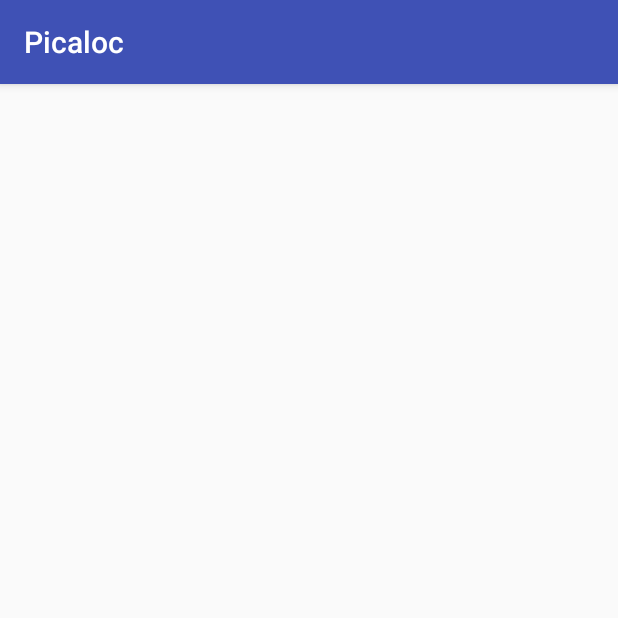
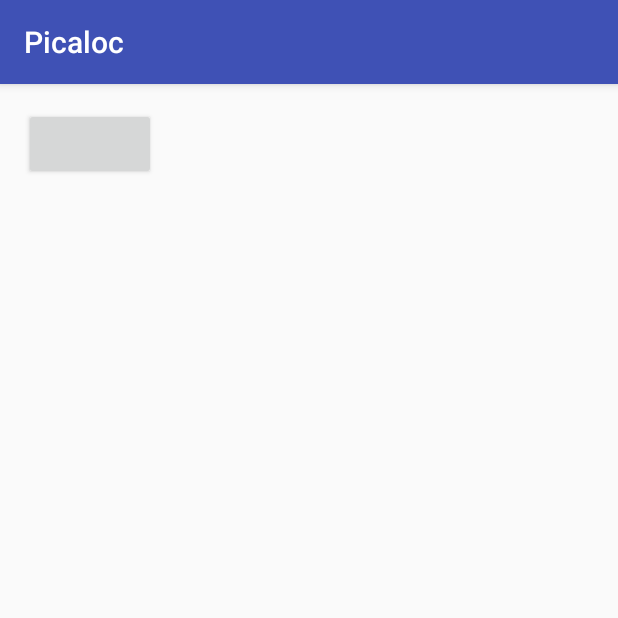
Before and after one commit to jhoobergs/Picaloc, an Android app: the TakePictureActivity screen opened directly, with no data from a screen before it, on a phone screen of 412 x 824 dp, the top half of it. Run offline under Robolectric (Android 15) with nearby library versions, the phone set to English and light mode, and no system bars; our stand-ins replace Firebase (no records; nobody signed in at launch, a user with empty details on screens opened directly).

Commit message:
Add button to upload image

```diff
--- /dev/null
+++ b/Android/app/src/main/java/be/tomberndjesse/picaloc/LoggedInActivity.java
@@ -0,0 +1,26 @@
+package be.tomberndjesse.picaloc;
+
+import android.content.Intent;
+import android.os.Bundle;
+import android.support.annotation.Nullable;
+import android.support.v7.app.AppCompatActivity;
+
+import com.google.firebase.auth.FirebaseAuth;
+import com.google.firebase.auth.FirebaseUser;
+
+/**
+ * Created by jesse on 17/09/2016.
+ */
+public class LoggedInActivity extends AppCompatActivity{
+    @Override
+    protected void onCreate(@Nullable Bundle savedInstanceState) {
+        super.onCreate(savedInstanceState);
+        FirebaseUser user = FirebaseAuth.getInstance().getCurrentUser();
+        if (user != null) {
+            // User is signed in
+        } else {
+            startActivity(new Intent(this, SignInActivity.class));
+            finish();
+        }
+    }
+}
--- a/Android/app/src/main/java/be/tomberndjesse/picaloc/SignInActivity.java
+++ b/Android/app/src/main/java/be/tomberndjesse/picaloc/SignInActivity.java
@@ -147,6 +147,9 @@ public class SignInActivity extends AppCompatActivity implements GoogleApiClient
                         } else {
                             Toast.makeText(getApplicationContext(), "Signed in.",
                                     Toast.LENGTH_SHORT).show();
+                            Intent i = new Intent(getApplicationContext(), TakePictureActivity.class);
+                            startActivity(i);
+                            finish();
                         }
                     }
                 });
--- a/Android/app/src/main/java/be/tomberndjesse/picaloc/TakePictureActivity.java
+++ b/Android/app/src/main/java/be/tomberndjesse/picaloc/TakePictureActivity.java
@@ -3,28 +3,71 @@ package be.tomberndjesse.picaloc;
 import android.content.Intent;
 import android.graphics.Bitmap;
 import android.graphics.drawable.GradientDrawable;
+import android.location.Location;
 import android.net.Uri;
 import android.os.Environment;
 import android.provider.MediaStore;
+import android.support.annotation.NonNull;
 import android.support.v4.content.FileProvider;
 import android.support.v7.app.AppCompatActivity;
 import android.os.Bundle;
 import android.support.v7.widget.LinearLayoutCompat;
+import android.util.Log;
+import android.view.View;
+import android.widget.Button;
 import android.widget.ImageView;
+
+import com.google.android.gms.tasks.OnFailureListener;
+import com.google.android.gms.tasks.OnSuccessListener;
+import com.google.firebase.storage.FirebaseStorage;
+import com.google.firebase.storage.StorageReference;
+import com.google.firebase.storage.UploadTask;
 
 import java.io.File;
 import java.io.IOException;
 import java.text.SimpleDateFormat;
 import java.util.Date;
 
-public class TakePictureActivity extends AppCompatActivity {
+public class TakePictureActivity extends LoggedInActivity {
     private ImageView mImageView;
+    private Button mUploadButton;
 
     @Override
     protected void onCreate(Bundle savedInstanceState) {
         super.onCreate(savedInstanceState);
         setContentView(R.layout.activity_take_picture);
         mImageView = (ImageView) findViewById(R.id.taken_image);
+        mUploadButton = (Button) findViewById(R.id.upload_image);
+        mUploadButton.setOnClickListener(new View.OnClickListener() {
+            @Override
+            public void onClick(View view) {
+                FirebaseStorage storage = FirebaseStorage.getInstance();
+                // Create a storage reference from our app
+                StorageReference storageRef = storage.getReferenceFromUrl("gs://picaloc-2acb6.appspot.com");
+
+                // Points to "images"
+                StorageReference imagesRef = storageRef.child("images");
+
+                StorageReference riversRef = storageRef.child("images/"+photoURI.getLastPathSegment());
+                UploadTask uploadTask = riversRef.putFile(photoURI);
+
+                // Register observers to listen for when the download is done or if it fails
+                uploadTask.addOnFailureListener(new OnFailureListener() {
+                    @Override
+                    public void onFailure(@NonNull Exception exception) {
+                        // Handle unsuccessful uploads TODO
+                    }
+                }).addOnSuccessListener(new OnSuccessListener<UploadTask.TaskSnapshot>() {
+                    @Override
+                    public void onSuccess(UploadTask.TaskSnapshot taskSnapshot) {
+                        // taskSnapshot.getMetadata() contains file metadata such as size, content-type, and download URL.
+                        Uri downloadUrl = taskSnapshot.getDownloadUrl();
+                        Log.d("test", downloadUrl.toString());
+                    }
+                });
+
+            }
+        });
         dispatchTakePictureIntent();
     }
 
--- a/Android/app/src/main/res/layout/activity_take_picture.xml
+++ b/Android/app/src/main/res/layout/activity_take_picture.xml
@@ -13,4 +13,9 @@
         android:layout_width="match_parent"
         android:layout_height="match_parent"
         android:id="@+id/taken_image" />
+
+    <Button
+        android:layout_width="wrap_content"
+        android:layout_height="wrap_content"
+        android:id="@+id/upload_image"/>
 </RelativeLayout>
```
